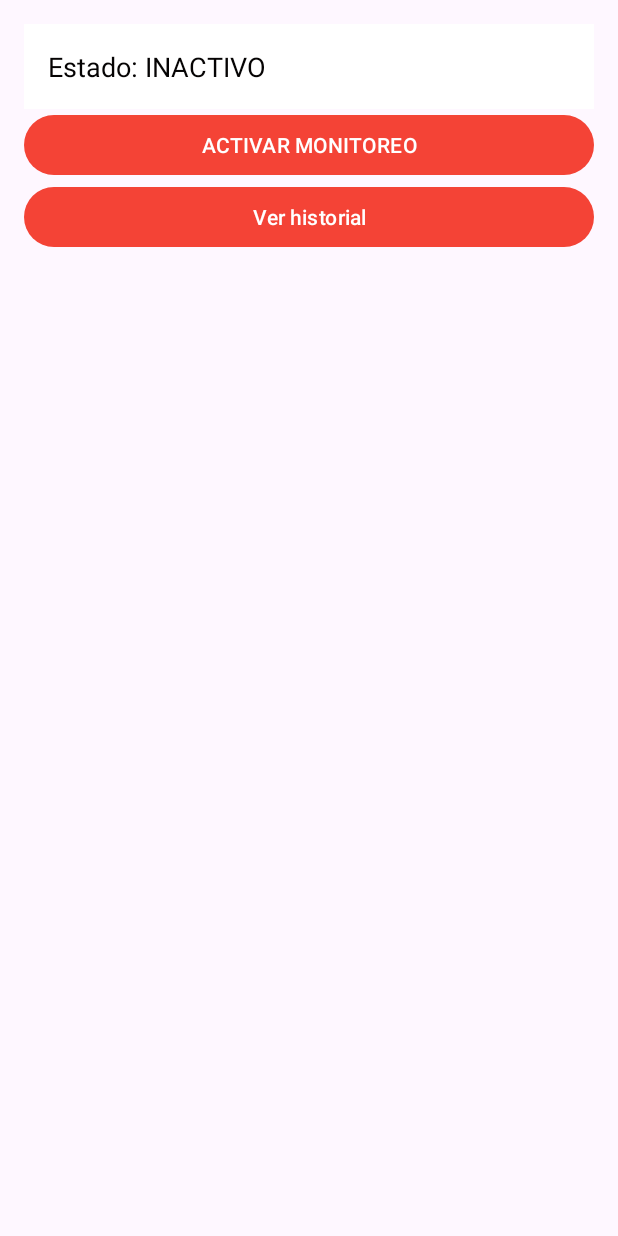
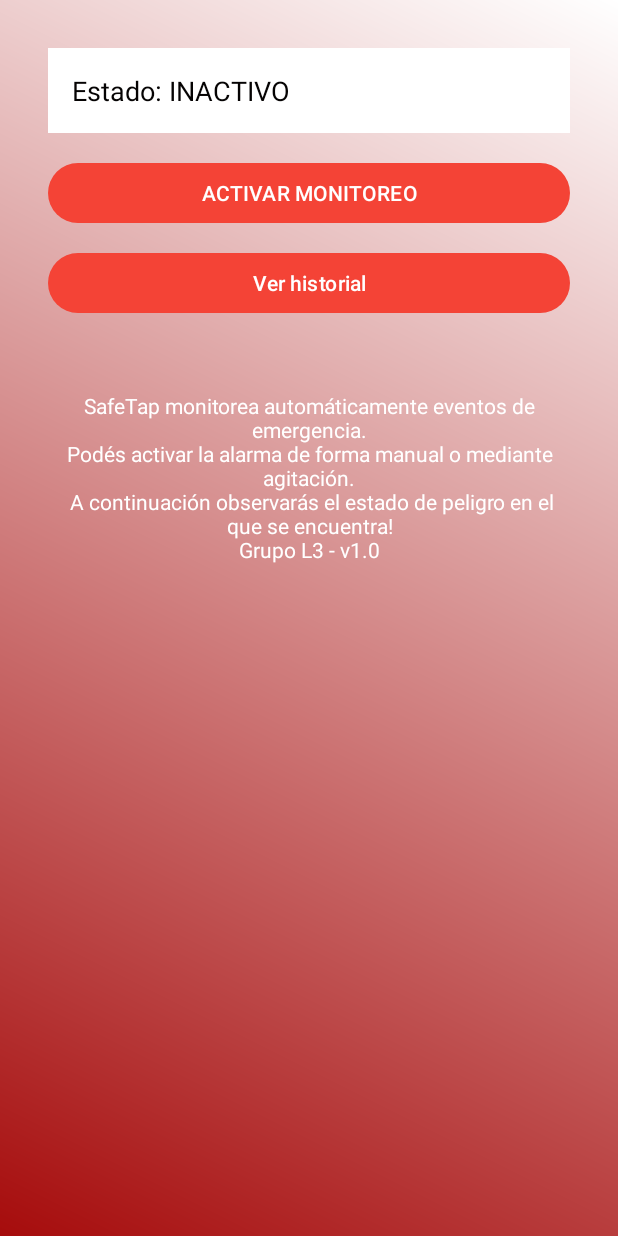
Before and after one commit to UNLAM-SOA/2025_SOA_Q1_L3, an Android app: the MainActivity screen opened directly, with no data from a screen before it, on a phone screen of 412 x 824 dp. Run offline under Robolectric (Android 15) with nearby library versions, the phone set to English and light mode, and no system bars; libraries missing offline, so code that uses them is left out: org.eclipse.paho.

Commit message:
fix: se cambio la estetica de los layouts

```diff
--- a/Android/BotonApplication/app/src/main/java/com/example/botonapplication/mqtt/MqttService.java
+++ b/Android/BotonApplication/app/src/main/java/com/example/botonapplication/mqtt/MqttService.java
@@ -144,6 +144,7 @@
 
     private void updateNotification() {
         SharedPreferences prefs = getSharedPreferences(PREFS_NAME, MODE_PRIVATE);
+
         prefs.edit()
                 .putString("lastAlarmStatus", "El nivel de peligro es " + lastAlarmStatus)
                 .putString("lastUpdateTime", lastUpdateTime)
@@ -330,7 +331,7 @@
                         hasLocation);
 
             } else if (ConfigMQTT.TOPIC_ALARMA_UBIDOTS.equals(topic) && value == 0.0) {
-                lastAlarmStatus = "INACTIVO (timeout)";
+                lastAlarmStatus = "INACTIVO";
             }
 
             updateNotification();
--- /dev/null
+++ b/Android/BotonApplication/app/src/main/res/drawable/main_background.xml
@@ -0,0 +1,8 @@
+<?xml version="1.0" encoding="utf-8"?>
+<shape xmlns:android="http://schemas.android.com/apk/res/android">
+    <gradient
+        android:angle="45"
+        android:startColor="@color/red"
+        android:endColor="@color/white"
+        android:type="linear" />
+</shape>
--- a/Android/BotonApplication/app/src/main/res/layout/activity_login.xml
+++ b/Android/BotonApplication/app/src/main/res/layout/activity_login.xml
@@ -19,12 +19,15 @@
         android:layout_width="match_parent"
         android:layout_height="wrap_content"
         android:gravity="center"
-        android:text="¡Bienvenido de Nuevo!"
+        android:text="SafeTap \n ¡Bienvenido nuevamente!"
         android:textColor="@color/black"
         android:textSize="24sp"
         android:textStyle="bold"
-        tools:layout_editor_absoluteX="32dp"
-        tools:layout_editor_absoluteY="16dp" />
+        app:layout_constraintTop_toTopOf="parent"
+        app:layout_constraintStart_toStartOf="parent"
+        app:layout_constraintEnd_toEndOf="parent"
+        app:layout_constraintBottom_toTopOf="@+id/cardView" />
+
 
     <androidx.cardview.widget.CardView
         android:id="@+id/cardView"
--- a/Android/BotonApplication/app/src/main/res/layout/activity_main.xml
+++ b/Android/BotonApplication/app/src/main/res/layout/activity_main.xml
@@ -1,8 +1,15 @@
 <?xml version="1.0" encoding="utf-8"?>
-<LinearLayout xmlns:android="http://schemas.android.com/apk/res/android"
+<ScrollView xmlns:android="http://schemas.android.com/apk/res/android"
+    android:layout_width="match_parent"
+    android:layout_height="match_parent"
+    android:background="@drawable/main_background"
+    android:padding="16dp">
+
+    <LinearLayout
         android:layout_width="match_parent"
         android:layout_height="match_parent"
         android:orientation="vertical"
+        android:gravity="center"
         android:padding="16dp">
 
         <!-- Estado de la alarma -->
@@ -14,21 +21,35 @@
             android:textSize="18sp"
             android:padding="16dp"
             android:background="@color/white"
-        android:textColor="@color/black"/>
+            android:textColor="@color/black"
+            android:layout_marginBottom="16dp"/>
 
         <!-- Botón para activar manualmente -->
         <Button
             android:id="@+id/btnActivar"
             android:layout_width="match_parent"
             android:layout_height="wrap_content"
-        android:text="Activar Monitoreo"/>
+            android:text="Activar Monitoreo"
+            android:layout_marginBottom="12dp"/>
 
+        <!-- Botón para ver historial -->
         <Button
             android:id="@+id/btnHistory"
             android:layout_width="match_parent"
             android:layout_height="wrap_content"
-        android:text="Ver historial"/>
+            android:text="Ver historial"
+            android:layout_marginBottom="32dp"/>
 
-
+        <!-- Texto informativo -->
+        <TextView
+            android:id="@+id/tvInfo"
+            android:layout_width="match_parent"
+            android:layout_height="wrap_content"
+            android:text="SafeTap monitorea automáticamente eventos de emergencia.\nPodés activar la alarma de forma manual o mediante agitación.\n A continuación observarás el estado de peligro en el que se encuentra!\nGrupo L3 - v1.0"
+            android:textAlignment="center"
+            android:textColor="@color/white"
+            android:textSize="14sp"
+            android:layout_marginTop="16dp"/>
 
     </LinearLayout>
+</ScrollView>
```
Lines whose indentation alone changed are shown as unchanged.
